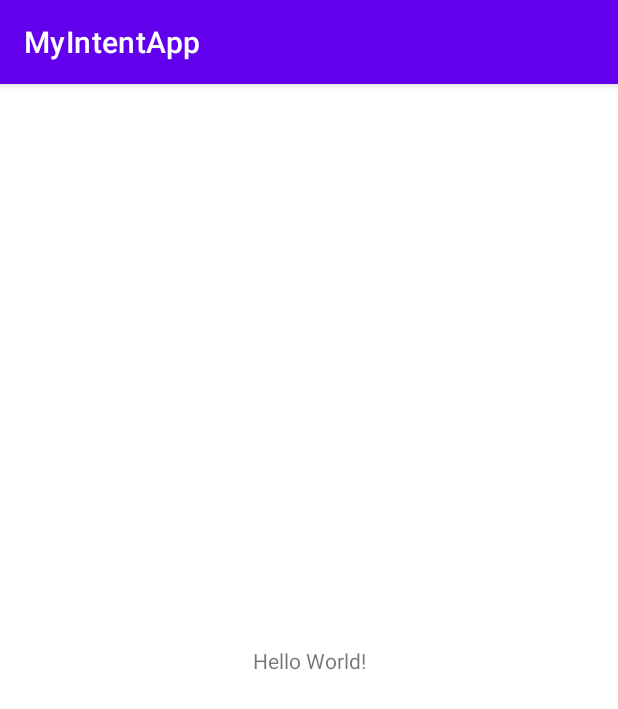
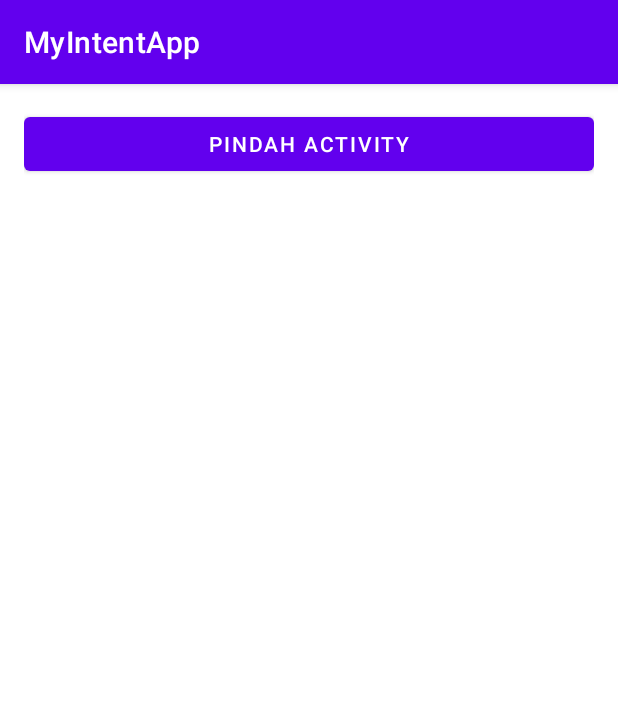
Before and after one commit to Dpandika/MyIntentApp, an Android app: the screen it shows after launch (MainActivity), on a phone screen of 412 x 824 dp. Shown: the top 709 px of the screen. Run offline under Robolectric (Android 15) with nearby library versions, the phone set to English and light mode, and no system bars.

Commit message:
Membuat Pindah Activity

```diff
--- a/app/src/main/AndroidManifest.xml
+++ b/app/src/main/AndroidManifest.xml
@@ -12,6 +12,9 @@
         android:theme="@style/Theme.MyIntentApp"
         tools:targetApi="31">
         <activity
+            android:name=".MoveActivity"
+            android:exported="false" />
+        <activity
             android:name=".MainActivity"
             android:exported="true">
             <intent-filter>
--- a/app/src/main/java/com/example/myintentapp/MainActivity.kt
+++ b/app/src/main/java/com/example/myintentapp/MainActivity.kt
@@ -1,11 +1,26 @@
 package com.example.myintentapp
 
+import android.content.Intent
 import androidx.appcompat.app.AppCompatActivity
 import android.os.Bundle
+import android.view.View
+import android.widget.Button
 
-class MainActivity : AppCompatActivity() {
+class MainActivity : AppCompatActivity(), View.OnClickListener{
     override fun onCreate(savedInstanceState: Bundle?) {
         super.onCreate(savedInstanceState)
         setContentView(R.layout.activity_main)
+
+        val btnMoveActivity: Button = findViewById(R.id.btn_move_activity)
+        btnMoveActivity.setOnClickListener(this)
+    }
+
+    override fun onClick(v: View?){
+        when (v?.id){
+            R.id.btn_move_activity -> {
+                val moveIntent = Intent(this@MainActivity, MoveActivity::class.java)
+                startActivity(moveIntent)
+            }
+        }
     }
 }
--- a/app/src/main/res/layout/activity_main.xml
+++ b/app/src/main/res/layout/activity_main.xml
@@ -1,18 +1,18 @@
 <?xml version="1.0" encoding="utf-8"?>
-<androidx.constraintlayout.widget.ConstraintLayout xmlns:android="http://schemas.android.com/apk/res/android"
+<LinearLayout xmlns:android="http://schemas.android.com/apk/res/android"
     xmlns:app="http://schemas.android.com/apk/res-auto"
     xmlns:tools="http://schemas.android.com/tools"
     android:layout_width="match_parent"
     android:layout_height="match_parent"
+    android:orientation="vertical"
+    android:padding="16dp"
     tools:context=".MainActivity">
 
-    <TextView
-        android:layout_width="wrap_content"
+    <Button
+        android:id="@+id/btn_move_activity"
+        android:layout_width="match_parent"
         android:layout_height="wrap_content"
-        android:text="Hello World!"
-        app:layout_constraintBottom_toBottomOf="parent"
-        app:layout_constraintEnd_toEndOf="parent"
-        app:layout_constraintStart_toStartOf="parent"
-        app:layout_constraintTop_toTopOf="parent" />
+        android:layout_marginBottom="16dp"
+        android:text="@string/move_activity"/>
 
-</androidx.constraintlayout.widget.ConstraintLayout>
+</LinearLayout>
```
Also changed, not shown: app/src/main/java/com/example/myintentapp/MoveActivity.kt (added, +11 -0 lines), app/src/main/res/layout/activity_move.xml (added, +13 -0 lines), app/src/main/res/values/strings.xml (+15 -0 lines).
